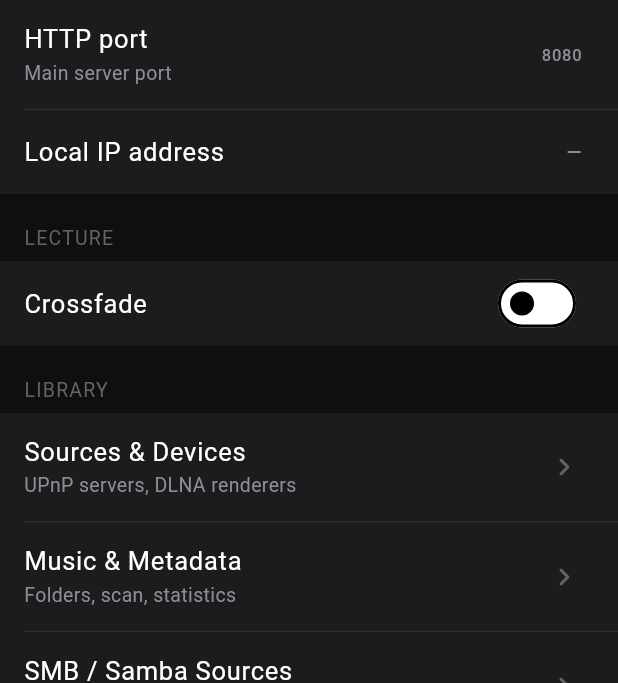
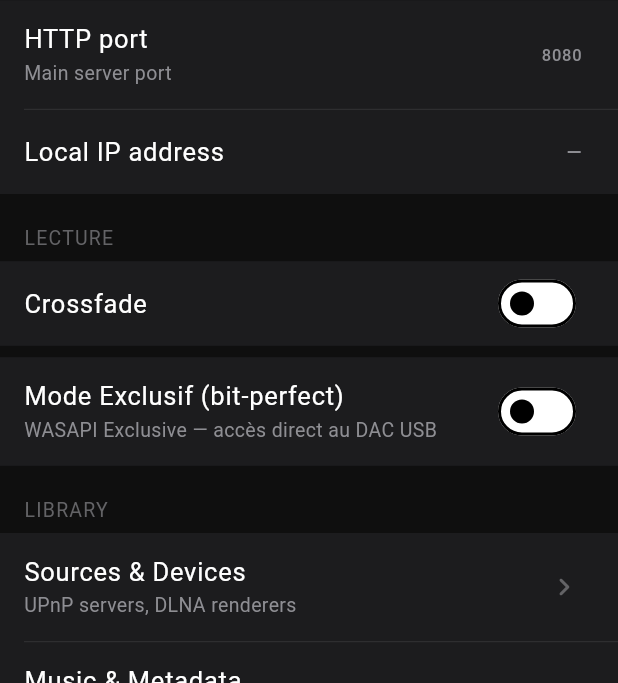
Before and after one commit to renesenses/tune-server-flutter, a Flutter app: the SettingsView screen opened directly, scrolled down 576 dp, on a phone screen of 412 x 824 dp, the part 553-1236 px from its top. Run offline on Flutter 3.47's test engine with Material 3 defaults, Android fonts, the phone set to English and light mode, and no system bars; our stand-ins replace drift, drift_flutter, file_picker, just_audio, package_info_plus, permission_handler and 2 more; missing offline and left inert: audio_session, shelf_router; accounts and stored records are empty; generated files the repository leaves out were written again.

Commit message:
feat: add Exclusive Mode toggle in Settings (WASAPI bit-perfect)
Persists local_exclusive_mode setting. Bypasses OS audio mixer for
bit-perfect USB DAC output on Windows.

Co-Authored-By: Claude Opus 4.6 (1M context) <noreply@anthropic.com>

```diff
--- a/lib/server/configuration.dart
+++ b/lib/server/configuration.dart
@@ -144,6 +144,15 @@ class ServerConfiguration {
   Future<void> setCrossfadeDuration(double value) => _p.setDouble(_kCrossfadeDuration, value);
 
   // ---------------------------------------------------------------------------
+  // Exclusive Mode (WASAPI / bit-perfect)
+  // ---------------------------------------------------------------------------
+
+  static const _kExclusiveMode = 'exclusive_mode_enabled';
+
+  bool get exclusiveModeEnabled => _p.getBool(_kExclusiveMode) ?? false;
+  Future<void> setExclusiveModeEnabled(bool value) => _p.setBool(_kExclusiveMode, value);
+
+  // ---------------------------------------------------------------------------
   // Reset (tests / onboarding)
   // ---------------------------------------------------------------------------
 
--- a/lib/state/settings_state.dart
+++ b/lib/state/settings_state.dart
@@ -121,4 +121,15 @@ class SettingsState extends ChangeNotifier {
     await _config.setCrossfadeDuration(value);
     notifyListeners();
   }
+
+  // ---------------------------------------------------------------------------
+  // Exclusive Mode (WASAPI / bit-perfect)
+  // ---------------------------------------------------------------------------
+
+  bool get exclusiveModeEnabled => _config.exclusiveModeEnabled;
+
+  Future<void> setExclusiveModeEnabled(bool value) async {
+    await _config.setExclusiveModeEnabled(value);
+    notifyListeners();
+  }
 }
--- a/lib/views/settings/settings_view.dart
+++ b/lib/views/settings/settings_view.dart
@@ -353,6 +353,20 @@ class _SettingsList extends StatelessWidget {
                 ),
               ],
             ],
+          ),
+        ),
+
+        const SizedBox(height: 8),
+        Container(
+          color: TuneColors.surface,
+          child: _SettingsTile(
+            title: 'Mode Exclusif (bit-perfect)',
+            subtitle: 'WASAPI Exclusive — accès direct au DAC USB',
+            trailing: Switch(
+              value: settings.exclusiveModeEnabled,
+              onChanged: (v) => settings.setExclusiveModeEnabled(v),
+              activeThumbColor: TuneColors.accent,
+            ),
           ),
         ),
 
```
